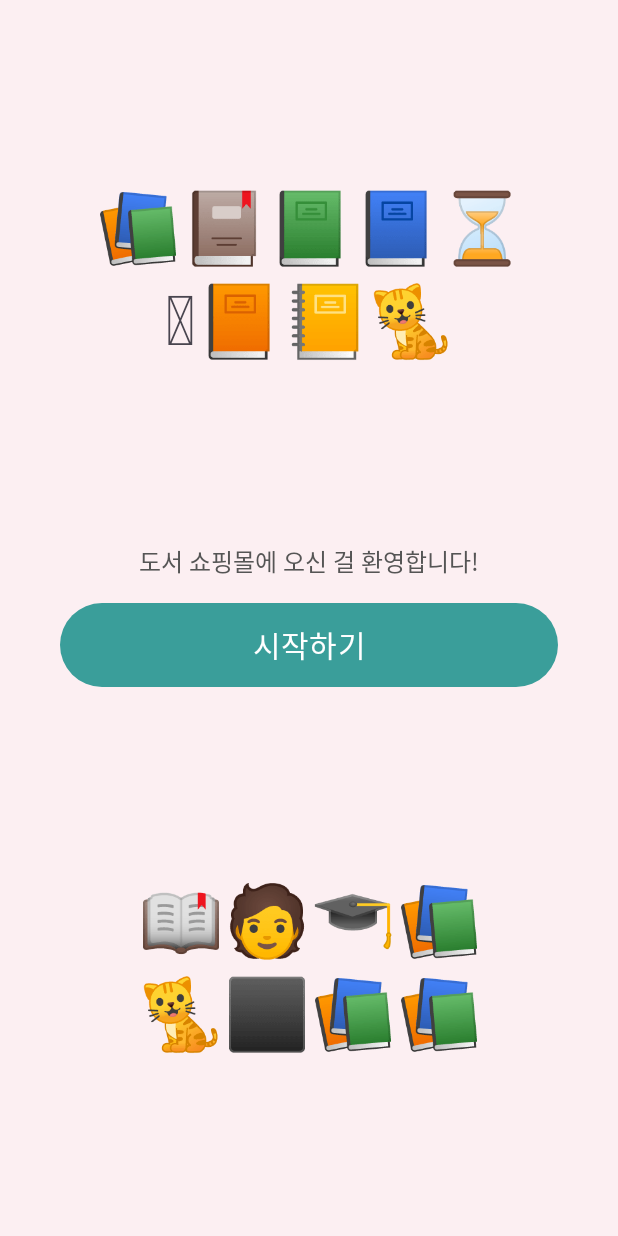
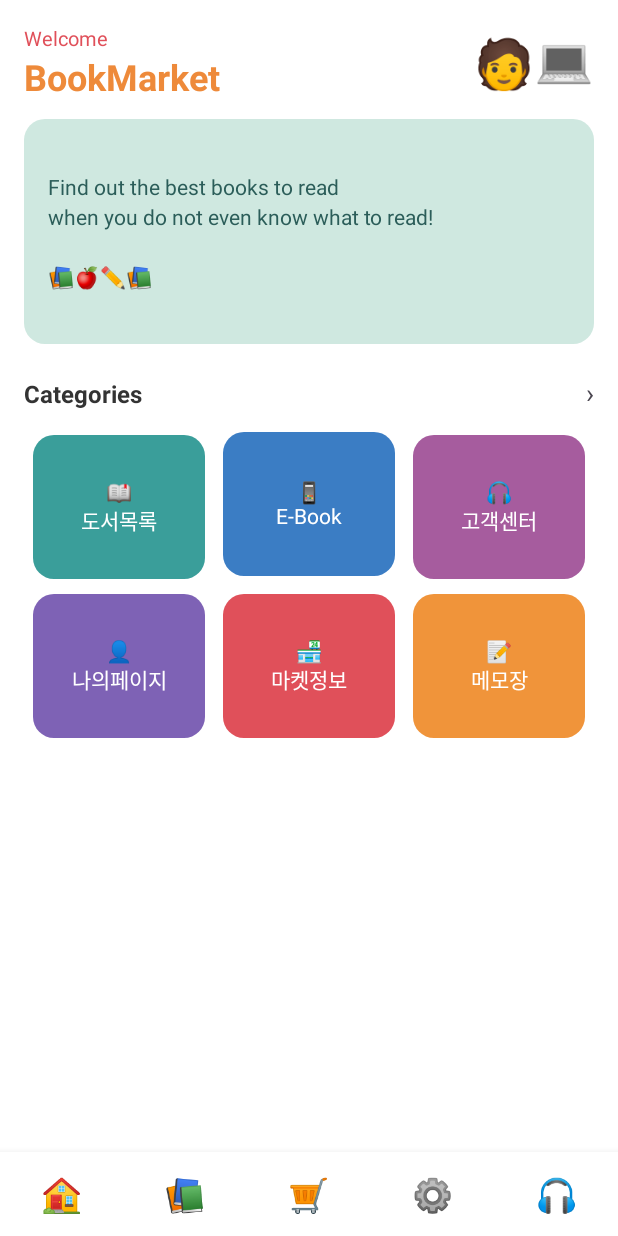
Before and after one commit to Jeonghanbee0652/Kotlin-Android, an Android app: the screen it shows after launch (MainActivity before the commit, MenuActivity after it), after a tap on "시작하기", on a phone screen of 412 x 824 dp. Run offline under Robolectric (Android 15) with nearby library versions, the phone set to English and light mode, and no system bars.

Commit message:
5번 문제 완료

```diff
--- a/BookMarket/app/src/main/AndroidManifest.xml
+++ b/BookMarket/app/src/main/AndroidManifest.xml
@@ -21,6 +21,8 @@
                 <category android:name="android.intent.category.LAUNCHER" />
             </intent-filter>
         </activity>
+        <activity android:name=".MenuActivity" />
+        <activity android:name=".BookListActivity" />
     </application>
 
 </manifest>
--- a/BookMarket/app/src/main/java/com/example/bookmarket/MainActivity.kt
+++ b/BookMarket/app/src/main/java/com/example/bookmarket/MainActivity.kt
@@ -1,5 +1,6 @@
 package com.example.bookmarket
 
+import android.content.Intent
 import android.os.Bundle
 import android.widget.Button
 import android.widget.Toast
@@ -16,6 +17,8 @@ class MainActivity : AppCompatActivity() {
         val btnStart = findViewById<Button>(R.id.btnStart)
         btnStart.setOnClickListener {
             Toast.makeText(this, "도서 쇼핑몰을 시작합니다", Toast.LENGTH_SHORT).show()
+            // 메뉴 목록 화면으로 이동
+            startActivity(Intent(this, MenuActivity::class.java))
         }
     }
 }
--- /dev/null
+++ b/BookMarket/app/src/main/java/com/example/bookmarket/MenuActivity.kt
@@ -0,0 +1,36 @@
+package com.example.bookmarket
+
+import android.content.Intent
+import android.os.Bundle
+import android.widget.TextView
+import android.widget.Toast
+import androidx.activity.enableEdgeToEdge
+import androidx.appcompat.app.AppCompatActivity
+
+class MenuActivity : AppCompatActivity() {
+    override fun onCreate(savedInstanceState: Bundle?) {
+        super.onCreate(savedInstanceState)
+        enableEdgeToEdge()
+        setContentView(R.layout.activity_menu)
+        applyEdgeInsets()
+
+        // 도서목록 -> 도서목록 화면으로 이동
+        findViewById<TextView>(R.id.tileBookList).setOnClickListener {
+            startActivity(Intent(this, BookListActivity::class.java))
+        }
+
+        // 나머지 메뉴는 토스트만 출력
+        val others = mapOf(
+            R.id.tileEbook to "E-Book",
+            R.id.tileCustomer to "고객센터",
+            R.id.tileMyPage to "나의페이지",
+            R.id.tileMarket to "마켓정보",
+            R.id.tileMemo to "메모장"
+        )
+        for ((id, name) in others) {
+            findViewById<TextView>(id).setOnClickListener {
+                Toast.makeText(this, "$name 메뉴를 선택했습니다", Toast.LENGTH_SHORT).show()
+            }
+        }
+    }
+}
--- /dev/null
+++ b/BookMarket/app/src/main/res/layout/activity_menu.xml
@@ -0,0 +1,12 @@
+<?xml version="1.0" encoding="utf-8"?>
+<LinearLayout xmlns:android="http://schemas.android.com/apk/res/android"
+    android:id="@+id/main"
+    android:layout_width="match_parent"
+    android:layout_height="match_parent"
+    android:background="@color/teal"
+    android:orientation="vertical">
+
+    <include layout="@layout/menu_content" />
+
+    <include layout="@layout/bottom_nav" />
+</LinearLayout>
--- /dev/null
+++ b/BookMarket/app/src/main/res/layout/bottom_nav.xml
@@ -0,0 +1,50 @@
+<?xml version="1.0" encoding="utf-8"?>
+<!-- 화면 아래쪽 아이콘 메뉴 (모양만) -->
+<LinearLayout xmlns:android="http://schemas.android.com/apk/res/android"
+    android:layout_width="match_parent"
+    android:layout_height="56dp"
+    android:background="#FFFFFFFF"
+    android:elevation="8dp"
+    android:gravity="center_vertical"
+    android:orientation="horizontal">
+
+    <TextView
+        android:layout_width="0dp"
+        android:layout_height="wrap_content"
+        android:layout_weight="1"
+        android:gravity="center"
+        android:text="🏠"
+        android:textSize="22sp" />
+
+    <TextView
+        android:layout_width="0dp"
+        android:layout_height="wrap_content"
+        android:layout_weight="1"
+        android:gravity="center"
+        android:text="📚"
+        android:textSize="22sp" />
+
+    <TextView
+        android:layout_width="0dp"
+        android:layout_height="wrap_content"
+        android:layout_weight="1"
+        android:gravity="center"
+        android:text="🛒"
+        android:textSize="22sp" />
+
+    <TextView
+        android:layout_width="0dp"
+        android:layout_height="wrap_content"
+        android:layout_weight="1"
+        android:gravity="center"
+        android:text="⚙️"
+        android:textSize="22sp" />
+
+    <TextView
+        android:layout_width="0dp"
+        android:layout_height="wrap_content"
+        android:layout_weight="1"
+        android:gravity="center"
+        android:text="🎧"
+        android:textSize="22sp" />
+</LinearLayout>
--- /dev/null
+++ b/BookMarket/app/src/main/res/layout/menu_content.xml
@@ -0,0 +1,176 @@
+<?xml version="1.0" encoding="utf-8"?>
+<!-- 메뉴 목록 화면의 본문 (환영 문구 + 배너 + 카테고리 6개) -->
+<ScrollView xmlns:android="http://schemas.android.com/apk/res/android"
+    android:layout_width="match_parent"
+    android:layout_height="0dp"
+    android:layout_weight="1"
+    android:background="#FFFFFFFF">
+
+    <LinearLayout
+        android:layout_width="match_parent"
+        android:layout_height="wrap_content"
+        android:orientation="vertical"
+        android:padding="16dp">
+
+        <LinearLayout
+            android:layout_width="match_parent"
+            android:layout_height="wrap_content"
+            android:gravity="center_vertical"
+            android:orientation="horizontal">
+
+            <LinearLayout
+                android:layout_width="0dp"
+                android:layout_height="wrap_content"
+                android:layout_weight="1"
+                android:orientation="vertical">
+
+                <TextView
+                    android:layout_width="wrap_content"
+                    android:layout_height="wrap_content"
+                    android:text="Welcome"
+                    android:textColor="#FFE0505A"
+                    android:textSize="13sp" />
+
+                <TextView
+                    android:layout_width="wrap_content"
+                    android:layout_height="wrap_content"
+                    android:text="BookMarket"
+                    android:textColor="#FFEE8A3A"
+                    android:textSize="24sp"
+                    android:textStyle="bold" />
+            </LinearLayout>
+
+            <TextView
+                android:layout_width="wrap_content"
+                android:layout_height="wrap_content"
+                android:text="🧑‍💻"
+                android:textSize="32sp" />
+        </LinearLayout>
+
+        <TextView
+            android:layout_width="match_parent"
+            android:layout_height="150dp"
+            android:layout_marginTop="12dp"
+            android:background="@drawable/bg_round"
+            android:backgroundTint="#FFCFE8E0"
+            android:gravity="center_vertical"
+            android:lineSpacingExtra="4dp"
+            android:padding="16dp"
+            android:text="Find out the best books to read\nwhen you do not even know what to read!\n\n📚🍎✏️📚"
+            android:textColor="#FF2B5D59"
+            android:textSize="14sp" />
+
+        <LinearLayout
+            android:layout_width="match_parent"
+            android:layout_height="wrap_content"
+            android:layout_marginTop="20dp"
+            android:orientation="horizontal">
+
+            <TextView
+                android:layout_width="0dp"
+                android:layout_height="wrap_content"
+                android:layout_weight="1"
+                android:text="Categories"
+                android:textColor="#FF333333"
+                android:textSize="16sp"
+                android:textStyle="bold" />
+
+            <TextView
+                android:layout_width="wrap_content"
+                android:layout_height="wrap_content"
+                android:text="›"
+                android:textSize="18sp" />
+        </LinearLayout>
+
+        <LinearLayout
+            android:layout_width="match_parent"
+            android:layout_height="wrap_content"
+            android:layout_marginTop="8dp"
+            android:orientation="horizontal">
+
+            <TextView
+                android:id="@+id/tileBookList"
+                android:layout_width="0dp"
+                android:layout_height="96dp"
+                android:layout_margin="6dp"
+                android:layout_weight="1"
+                android:background="@drawable/bg_round"
+                android:backgroundTint="#FF3A9E9A"
+                android:gravity="center"
+                android:text="📖\n도서목록"
+                android:textColor="#FFFFFFFF"
+                android:textSize="14sp" />
+
+            <TextView
+                android:id="@+id/tileEbook"
+                android:layout_width="0dp"
+                android:layout_height="96dp"
+                android:layout_margin="6dp"
+                android:layout_weight="1"
+                android:background="@drawable/bg_round"
+                android:backgroundTint="#FF3B7DC4"
+                android:gravity="center"
+                android:text="📱\nE-Book"
+                android:textColor="#FFFFFFFF"
+                android:textSize="14sp" />
+
+            <TextView
+                android:id="@+id/tileCustomer"
+                android:layout_width="0dp"
+                android:layout_height="96dp"
+                android:layout_margin="6dp"
+                android:layout_weight="1"
+                android:background="@drawable/bg_round"
+                android:backgroundTint="#FFA65C9E"
+                android:gravity="center"
+                android:text="🎧\n고객센터"
+                android:textColor="#FFFFFFFF"
+                android:textSize="14sp" />
+        </LinearLayout>
+
+        <LinearLayout
+            android:layout_width="match_parent"
+            android:layout_height="wrap_content"
+            android:orientation="horizontal">
+
+            <TextView
+                android:id="@+id/tileMyPage"
+                android:layout_width="0dp"
+                android:layout_height="96dp"
+                android:layout_margin="6dp"
+                android:layout_weight="1"
+                android:background="@drawable/bg_round"
+                android:backgroundTint="#FF7E62B5"
+                android:gravity="center"
+                android:text="👤\n나의페이지"
+                android:textColor="#FFFFFFFF"
+                android:textSize="14sp" />
+
+            <TextView
+                android:id="@+id/tileMarket"
+                android:layout_width="0dp"
+                android:layout_height="96dp"
+                android:layout_margin="6dp"
+                android:layout_weight="1"
+                android:background="@drawable/bg_round"
+                android:backgroundTint="#FFE0505A"
+                android:gravity="center"
+                android:text="🏪\n마켓정보"
+                android:textColor="#FFFFFFFF"
+                android:textSize="14sp" />
+
+            <TextView
+                android:id="@+id/tileMemo"
+                android:layout_width="0dp"
+                android:layout_height="96dp"
+                android:layout_margin="6dp"
+                android:layout_weight="1"
+                android:background="@drawable/bg_round"
+                android:backgroundTint="#FFF0943A"
+                android:gravity="center"
+                android:text="📝\n메모장"
+                android:textColor="#FFFFFFFF"
+                android:textSize="14sp" />
+        </LinearLayout>
+    </LinearLayout>
+</ScrollView>
--- /dev/null
+++ b/TableLayoutProject/build.gradle.kts
@@ -0,0 +1,4 @@
+// Top-level build file where you can add configuration options common to all sub-projects/modules.
+plugins {
+    alias(libs.plugins.android.application) apply false
+}
```
Also changed, not shown: BookMarket/app/src/main/java/com/example/bookmarket/Book.kt (added, +83 -0 lines), BookMarket/app/src/main/java/com/example/bookmarket/BookListActivity.kt (added, +68 -0 lines), BookMarket/app/src/main/res/layout/activity_book_list.xml (added, +12 -0 lines), BookMarket/app/src/main/res/layout/book_list_content.xml (added, +58 -0 lines), TableLayoutProject/gradle.properties (added, +19 -0 lines), TableLayoutProject/settings.gradle.kts (added, +26 -0 lines), TableLayoutProject/gradle/wrapper/gradle-wrapper.properties (added), 4 other files.
